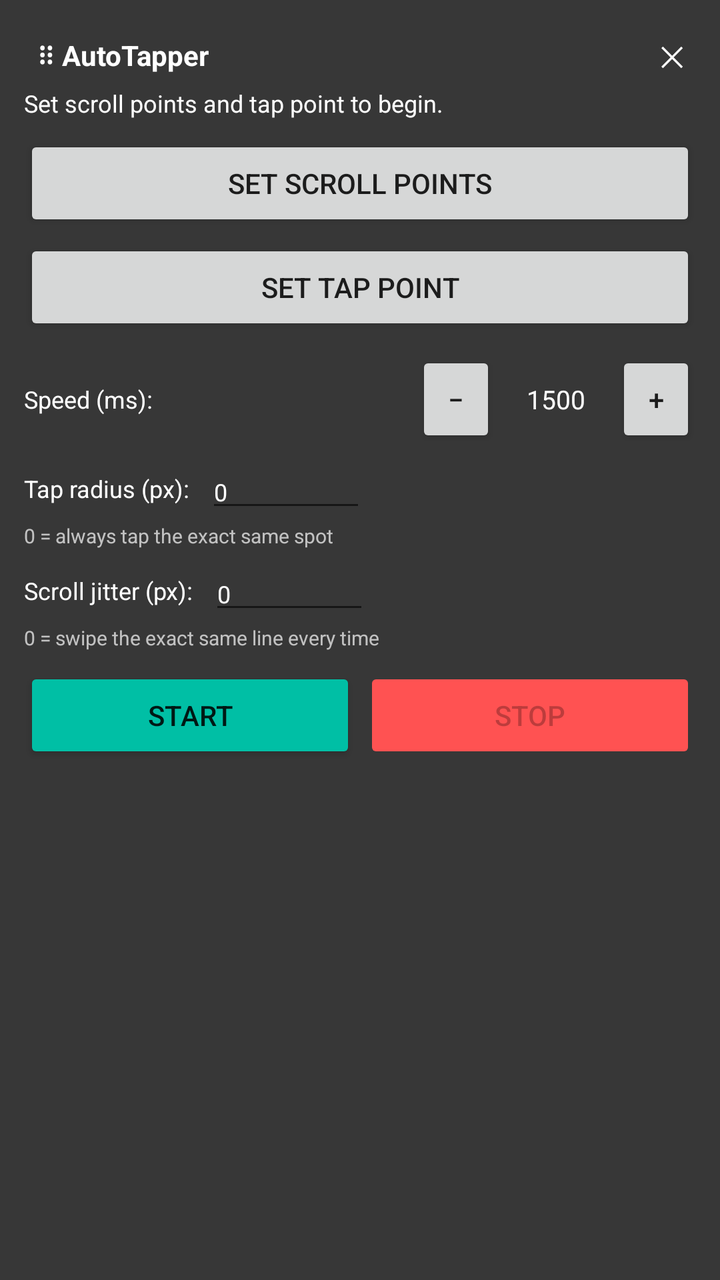
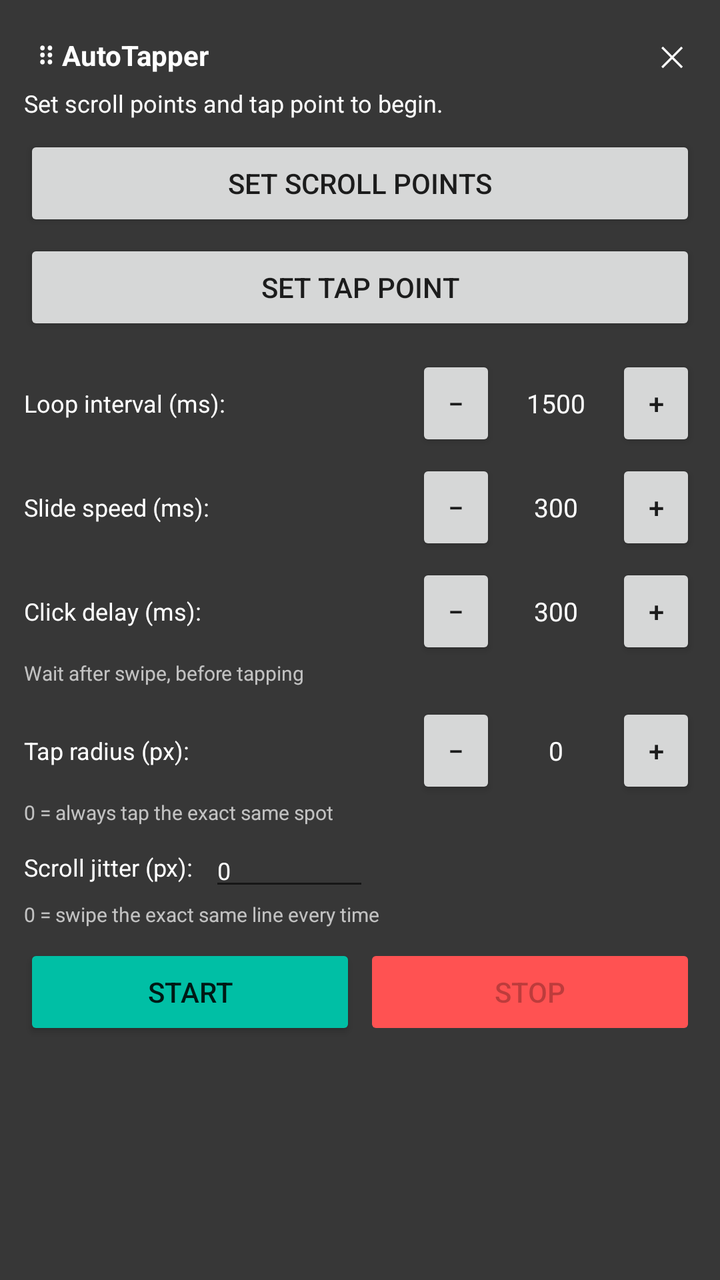

Before-and-after screenshots of an Android layout around one commit, followed by the original layout XML and the change that was made.
<!-- AndroidManifest.xml: application theme Theme.AutoTapper -->
<!-- res/layout/overlay_panel.xml -->
<?xml version="1.0" encoding="utf-8"?>
<LinearLayout xmlns:android="http://schemas.android.com/apk/res/android"
    android:layout_width="wrap_content"
    android:layout_height="wrap_content"
    android:orientation="vertical"
    android:background="@color/panel_bg"
    android:padding="12dp"
    android:minWidth="220dp">

    <LinearLayout
        android:layout_width="match_parent"
        android:layout_height="wrap_content"
        android:orientation="horizontal"
        android:gravity="center_vertical">

        <TextView
            android:id="@+id/dragHandle"
            android:layout_width="0dp"
            android:layout_height="wrap_content"
            android:layout_weight="1"
            android:text="⠿ AutoTapper"
            android:textColor="@color/text_light"
            android:textStyle="bold"
            android:padding="6dp" />

        <TextView
            android:id="@+id/btnClose"
            android:layout_width="wrap_content"
            android:layout_height="wrap_content"
            android:text="✕"
            android:textColor="@color/text_light"
            android:padding="6dp" />
    </LinearLayout>

    <TextView
        android:id="@+id/statusText"
        android:layout_width="match_parent"
        android:layout_height="wrap_content"
        android:text="Set scroll points and tap point to begin."
        android:textColor="@color/text_light"
        android:textSize="12sp"
        android:layout_marginBottom="8dp" />

    <Button
        android:id="@+id/btnSetScroll"
        style="?android:attr/buttonStyleSmall"
        android:layout_width="match_parent"
        android:layout_height="wrap_content"
        android:text="Set Scroll Points" />

    <Button
        android:id="@+id/btnSetTap"
        style="?android:attr/buttonStyleSmall"
        android:layout_width="match_parent"
        android:layout_height="wrap_content"
        android:layout_marginTop="4dp"
        android:text="Set Tap Point" />

    <Button
        android:id="@+id/btnConfirmPositions"
        style="?android:attr/buttonStyleSmall"
        android:layout_width="match_parent"
        android:layout_height="wrap_content"
        android:layout_marginTop="4dp"
        android:text="Confirm Position"
        android:backgroundTint="@color/accent"
        android:visibility="gone" />

    <LinearLayout
        android:layout_width="match_parent"
        android:layout_height="wrap_content"
        android:orientation="horizontal"
        android:gravity="center_vertical"
        android:layout_marginTop="8dp">

        <TextView
            android:layout_width="0dp"
            android:layout_height="wrap_content"
            android:layout_weight="1"
            android:text="Speed (ms):"
            android:textColor="@color/text_light"
            android:textSize="12sp" />

        <Button
            android:id="@+id/btnIntervalMinus"
            style="?android:attr/buttonStyleSmall"
            android:layout_width="40dp"
            android:layout_height="wrap_content"
            android:minWidth="0dp"
            android:padding="0dp"
            android:text="−" />

        <TextView
            android:id="@+id/tvIntervalValue"
            android:layout_width="60dp"
            android:layout_height="wrap_content"
            android:gravity="center"
            android:text="1500"
            android:textColor="@color/text_light"
            android:textSize="13sp" />

        <Button
            android:id="@+id/btnIntervalPlus"
            style="?android:attr/buttonStyleSmall"
            android:layout_width="40dp"
            android:layout_height="wrap_content"
            android:minWidth="0dp"
            android:padding="0dp"
            android:text="+" />
    </LinearLayout>

    <LinearLayout
        android:layout_width="match_parent"
        android:layout_height="wrap_content"
        android:orientation="horizontal"
        android:gravity="center_vertical"
        android:layout_marginTop="4dp">

        <TextView
            android:layout_width="wrap_content"
            android:layout_height="wrap_content"
            android:text="Tap radius (px):"
            android:textColor="@color/text_light"
            android:textSize="12sp" />

        <EditText
            android:id="@+id/editTapRadius"
            android:layout_width="80dp"
            android:layout_height="wrap_content"
            android:layout_marginStart="8dp"
            android:inputType="number"
            android:text="0"
            android:textColor="@color/text_light"
            android:textSize="12sp" />
    </LinearLayout>

    <TextView
        android:layout_width="match_parent"
        android:layout_height="wrap_content"
        android:text="0 = always tap the exact same spot"
        android:textColor="@color/text_light"
        android:textSize="10sp"
        android:alpha="0.7" />

    <LinearLayout
        android:layout_width="match_parent"
        android:layout_height="wrap_content"
        android:orientation="horizontal"
        android:gravity="center_vertical"
        android:layout_marginTop="4dp">

        <TextView
            android:layout_width="wrap_content"
            android:layout_height="wrap_content"
            android:text="Scroll jitter (px):"
            android:textColor="@color/text_light"
            android:textSize="12sp" />

        <EditText
            android:id="@+id/editScrollJitter"
            android:layout_width="80dp"
            android:layout_height="wrap_content"
            android:layout_marginStart="8dp"
            android:inputType="number"
            android:text="0"
            android:textColor="@color/text_light"
            android:textSize="12sp" />
    </LinearLayout>

    <TextView
        android:layout_width="match_parent"
        android:layout_height="wrap_content"
        android:text="0 = swipe the exact same line every time"
        android:textColor="@color/text_light"
        android:textSize="10sp"
        android:alpha="0.7" />

    <LinearLayout
        android:layout_width="match_parent"
        android:layout_height="wrap_content"
        android:orientation="horizontal"
        android:layout_marginTop="8dp">

        <Button
            android:id="@+id/btnStart"
            android:layout_width="0dp"
            android:layout_height="wrap_content"
            android:layout_weight="1"
            android:text="Start"
            android:backgroundTint="@color/accent" />

        <Button
            android:id="@+id/btnStop"
            android:layout_width="0dp"
            android:layout_height="wrap_content"
            android:layout_weight="1"
            android:layout_marginStart="4dp"
            android:text="Stop"
            android:backgroundTint="@color/danger"
            android:enabled="false" />
    </LinearLayout>

</LinearLayout>
<!-- resources referenced by this layout -->
<resources>
  <color name="accent">#00BFA5</color>
  <color name="danger">#FF5252</color>
  <color name="panel_bg">#E6222222</color>
  <color name="text_light">#FFFFFF</color>
  <style name="Theme.AutoTapper" parent="Theme.MaterialComponents.DayNight.NoActionBar">
          <item name="colorPrimary">@color/accent</item>
          <item name="colorPrimaryDark">#00695C</item>
          <item name="colorAccent">@color/accent</item>
      </style>
</resources>

<!-- the commit's change to res/layout/overlay_panel.xml (unified diff, before → after) -->
@@ -5,7 +5,7 @@
     android:orientation="vertical"
     android:background="@color/panel_bg"
     android:padding="12dp"
-    android:minWidth="220dp">
+    android:minWidth="240dp">
 
     <LinearLayout
         android:layout_width="match_parent"
@@ -66,18 +66,19 @@
         android:backgroundTint="@color/accent"
         android:visibility="gone" />
 
-    <LinearLayout
-        android:layout_width="match_parent"
-        android:layout_height="wrap_content"
-        android:orientation="horizontal"
-        android:gravity="center_vertical"
-        android:layout_marginTop="8dp">
-
-        <TextView
-            android:layout_width="0dp"
-            android:layout_height="wrap_content"
-            android:layout_weight="1"
-            android:text="Speed (ms):"
+    
+    <LinearLayout
+        android:layout_width="match_parent"
+        android:layout_height="wrap_content"
+        android:orientation="horizontal"
+        android:gravity="center_vertical"
+        android:layout_marginTop="10dp">
+
+        <TextView
+            android:layout_width="0dp"
+            android:layout_height="wrap_content"
+            android:layout_weight="1"
+            android:text="Loop interval (ms):"
             android:textColor="@color/text_light"
             android:textSize="12sp" />
 
@@ -109,6 +110,7 @@
             android:text="+" />
     </LinearLayout>
 
+    
     <LinearLayout
         android:layout_width="match_parent"
         android:layout_height="wrap_content"
@@ -117,21 +119,135 @@
         android:layout_marginTop="4dp">
 
         <TextView
-            android:layout_width="wrap_content"
-            android:layout_height="wrap_content"
+            android:layout_width="0dp"
+            android:layout_height="wrap_content"
+            android:layout_weight="1"
+            android:text="Slide speed (ms):"
+            android:textColor="@color/text_light"
+            android:textSize="12sp" />
+
+        <Button
+            android:id="@+id/btnSlideMinus"
+            style="?android:attr/buttonStyleSmall"
+            android:layout_width="40dp"
+            android:layout_height="wrap_content"
+            android:minWidth="0dp"
+            android:padding="0dp"
+            android:text="−" />
+
+        <TextView
+            android:id="@+id/tvSlideValue"
+            android:layout_width="60dp"
+            android:layout_height="wrap_content"
+            android:gravity="center"
+            android:text="300"
+            android:textColor="@color/text_light"
+            android:textSize="13sp" />
+
+        <Button
+            android:id="@+id/btnSlidePlus"
+            style="?android:attr/buttonStyleSmall"
+            android:layout_width="40dp"
+            android:layout_height="wrap_content"
+            android:minWidth="0dp"
+            android:padding="0dp"
+            android:text="+" />
+    </LinearLayout>
+
+    
+    <LinearLayout
+        android:layout_width="match_parent"
+        android:layout_height="wrap_content"
+        android:orientation="horizontal"
+        android:gravity="center_vertical"
+        android:layout_marginTop="4dp">
+
+        <TextView
+            android:layout_width="0dp"
+            android:layout_height="wrap_content"
+            android:layout_weight="1"
+            android:text="Click delay (ms):"
+            android:textColor="@color/text_light"
+            android:textSize="12sp" />
+
+        <Button
+            android:id="@+id/btnClickDelayMinus"
+            style="?android:attr/buttonStyleSmall"
+            android:layout_width="40dp"
+            android:layout_height="wrap_content"
+            android:minWidth="0dp"
+            android:padding="0dp"
+            android:text="−" />
+
+        <TextView
+            android:id="@+id/tvClickDelayValue"
+            android:layout_width="60dp"
+            android:layout_height="wrap_content"
+            android:gravity="center"
+            android:text="300"
+            android:textColor="@color/text_light"
+            android:textSize="13sp" />
+
+        <Button
+            android:id="@+id/btnClickDelayPlus"
+            style="?android:attr/buttonStyleSmall"
+            android:layout_width="40dp"
+            android:layout_height="wrap_content"
+            android:minWidth="0dp"
+            android:padding="0dp"
+            android:text="+" />
+    </LinearLayout>
+
+    <TextView
+        android:layout_width="match_parent"
+        android:layout_height="wrap_content"
+        android:text="Wait after swipe, before tapping"
+        android:textColor="@color/text_light"
+        android:textSize="10sp"
+        android:alpha="0.7" />
+
+    
+    <LinearLayout
+        android:layout_width="match_parent"
+        android:layout_height="wrap_content"
+        android:orientation="horizontal"
+        android:gravity="center_vertical"
+        android:layout_marginTop="8dp">
+
+        <TextView
+            android:layout_width="0dp"
+            android:layout_height="wrap_content"
+            android:layout_weight="1"
             android:text="Tap radius (px):"
             android:textColor="@color/text_light"
             android:textSize="12sp" />
 
-        <EditText
-            android:id="@+id/editTapRadius"
-            android:layout_width="80dp"
-            android:layout_height="wrap_content"
-            android:layout_marginStart="8dp"
-            android:inputType="number"
+        <Button
+            android:id="@+id/btnRadiusMinus"
+            style="?android:attr/buttonStyleSmall"
+            android:layout_width="40dp"
+            android:layout_height="wrap_content"
+            android:minWidth="0dp"
+            android:padding="0dp"
+            android:text="−" />
+
+        <TextView
+            android:id="@+id/tvRadiusValue"
+            android:layout_width="60dp"
+            android:layout_height="wrap_content"
+            android:gravity="center"
             android:text="0"
             android:textColor="@color/text_light"
-            android:textSize="12sp" />
+            android:textSize="13sp" />
+
+        <Button
+            android:id="@+id/btnRadiusPlus"
+            style="?android:attr/buttonStyleSmall"
+            android:layout_width="40dp"
+            android:layout_height="wrap_content"
+            android:minWidth="0dp"
+            android:padding="0dp"
+            android:text="+" />
     </LinearLayout>
 
     <TextView
@@ -142,6 +258,7 @@
         android:textSize="10sp"
         android:alpha="0.7" />
 
+    
     <LinearLayout
         android:layout_width="match_parent"
         android:layout_height="wrap_content"
